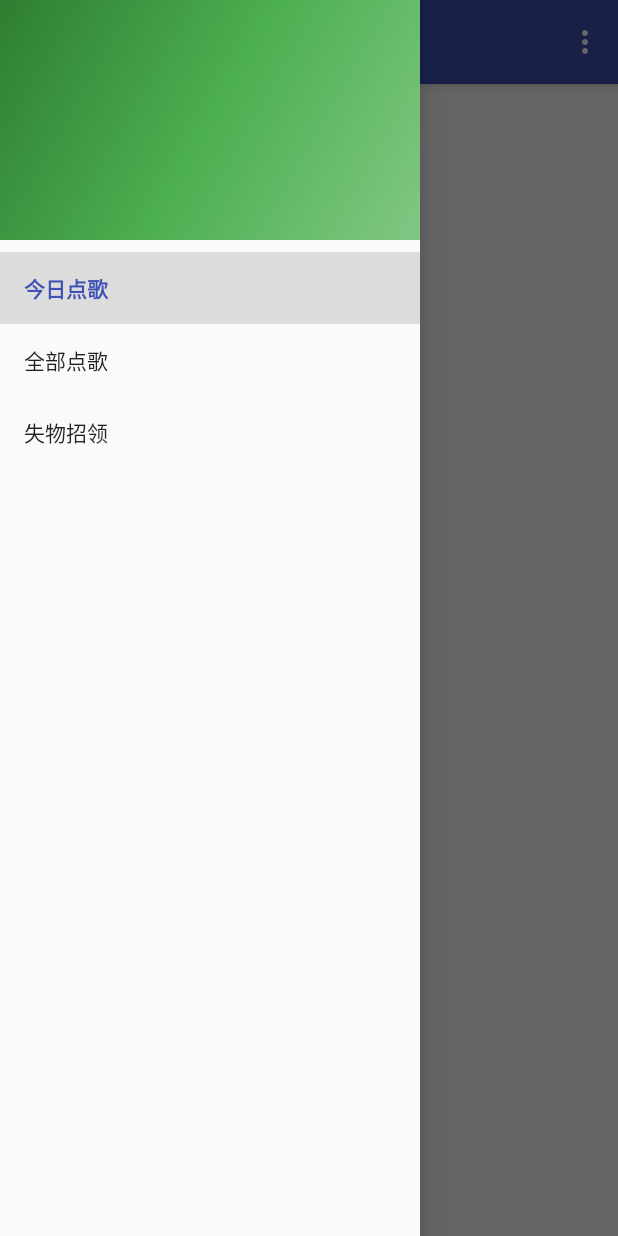
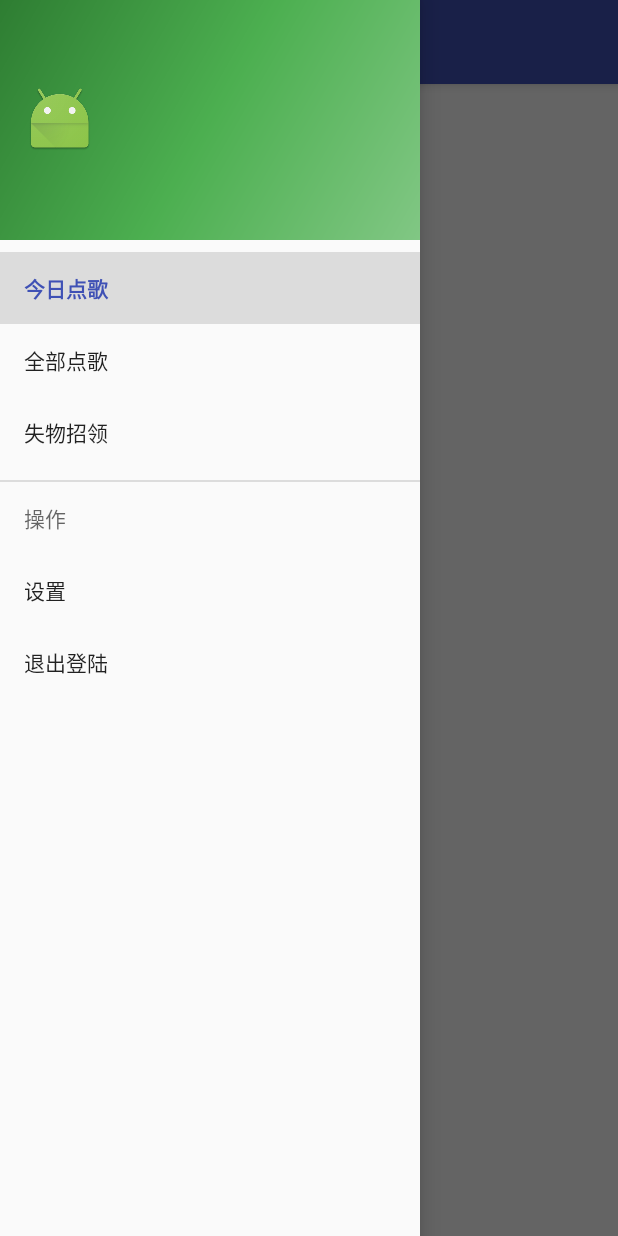
Before and after one commit to SmartRadioTeam/smartradio_Android_Control, an Android app: the MainActivity screen opened directly, with no data from a screen before it, after a tap on "Open navigation drawer", on a phone screen of 412 x 824 dp. Run offline under Robolectric (Android 15) with nearby library versions, the phone set to English and light mode, and no system bars; 1 statement that could not run was skipped; 1 other tap on this screen came first.

Commit message:
重新设计菜单，完善功能

```diff
--- a/smartradio_androidClient/app/src/main/AndroidManifest.xml
+++ b/smartradio_androidClient/app/src/main/AndroidManifest.xml
@@ -4,6 +4,7 @@
 
     <uses-permission android:name="android.permission.INTERNET"/>
     <uses-permission android:name="android.permission.ACCESS_NETWORK_STATE"/>
+    <uses-permission android:name="android.permission.USE_FINGERPRINT" />
 
     <application
         android:allowBackup="true"
--- a/smartradio_androidClient/app/src/main/res/layout/content_main.xml
+++ b/smartradio_androidClient/app/src/main/res/layout/content_main.xml
@@ -17,5 +17,7 @@
                 android:layout_width="match_parent"
                 android:layout_height="match_parent"
                 android:scrollbars="vertical"/>
+
     </android.support.v4.widget.SwipeRefreshLayout>
+
 </RelativeLayout>
--- a/smartradio_androidClient/app/src/main/res/layout/nav_header_main.xml
+++ b/smartradio_androidClient/app/src/main/res/layout/nav_header_main.xml
@@ -8,12 +8,23 @@
     android:paddingTop="@dimen/activity_vertical_margin"
     android:theme="@style/ThemeOverlay.AppCompat.Dark" android:orientation="vertical"
     android:gravity="bottom">
+
+    <ImageView
+        android:layout_width="wrap_content"
+        android:layout_height="wrap_content"
+        android:id="@+id/imageView"
+        android:src="@mipmap/ic_launcher"
+        android:layout_marginBottom="5dp"
+        />
+
     <TextView
         android:id="@+id/navusername"
         android:layout_width="match_parent"
         android:layout_height="wrap_content"
         android:paddingTop="@dimen/nav_header_vertical_spacing"
-        android:textAppearance="@style/TextAppearance.AppCompat.Body1" />
+        android:textAppearance="@style/TextAppearance.AppCompat.Body1"
+        android:textStyle="bold"
+        android:layout_marginLeft="5dp"/>
 
 
 </LinearLayout>
--- a/smartradio_androidClient/app/src/main/res/menu/activity_main_drawer.xml
+++ b/smartradio_androidClient/app/src/main/res/menu/activity_main_drawer.xml
@@ -13,13 +13,17 @@
             android:title="Tools" /-->
     </group>
 
-    <!--item android:title="Communicate">
+    <item android:title="操作">
         <menu>
-            <item android:id="@+id/nav_share" android:icon="@android:drawable/ic_menu_share"
-                android:title="Share" />
-            <item android:id="@+id/nav_send" android:icon="@android:drawable/ic_menu_send"
-                android:title="Send" />
+            <item
+                android:id="@+id/action_settings"
+                android:orderInCategory="100"
+                android:title="@string/action_settings"/>
+            <item
+                android:id="@+id/logout"
+                android:orderInCategory="200"
+                android:title="退出登陆"/>
         </menu>
-    </item-->
+    </item>
 
 </menu>
--- a/smartradio_androidClient/app/src/main/res/menu/main.xml
+++ /dev/null
@@ -1,6 +0,0 @@
-<menu xmlns:android="http://schemas.android.com/apk/res/android"
-    xmlns:app="http://schemas.android.com/apk/res-auto"
-    xmlns:tools="http://schemas.android.com/tools" tools:context=".MainActivity">
-    <item android:id="@+id/action_settings" android:title="@string/action_settings"
-        android:orderInCategory="100" app:showAsAction="never" />
-</menu>
```
Also changed, not shown: smartradio_androidClient/app/src/main/java/com/qwe7002/reallct/smartradio/LoginActivity.java (+82 -24 lines), smartradio_androidClient/app/src/main/java/com/qwe7002/reallct/smartradio/MainActivity.java (+42 -39 lines), smartradio_androidClient/app/src/main/java/com/qwe7002/reallct/smartradio/RecyclerViewAdapter.java (+7 -7 lines), smartradio_androidClient/app/src/main/java/com/qwe7002/reallct/smartradio/RecyclerViewAdapter_Laf.java (+9 -70 lines), smartradio_androidClient/app/src/main/java/com/qwe7002/reallct/smartradio/laf.java (+7 -2 lines), smartradio_androidClient/app/src/main/res/layout/activity_login.xml (+10 -0 lines), smartradio_androidClient/app/src/main/res/layout/cardview_laf.xml (+4 -4 lines), smartradio_androidClient/app/src/main/res/menu/menu_setting.xml (deleted, +0 -10 lines).
